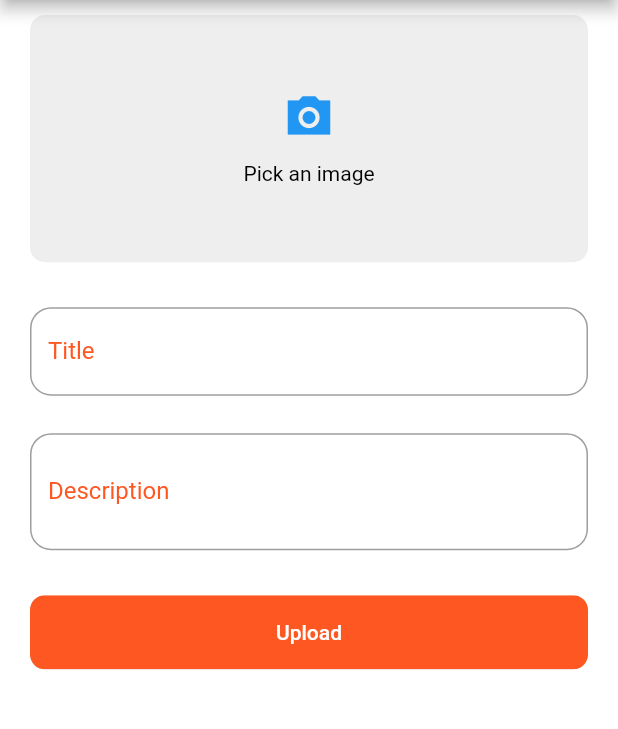
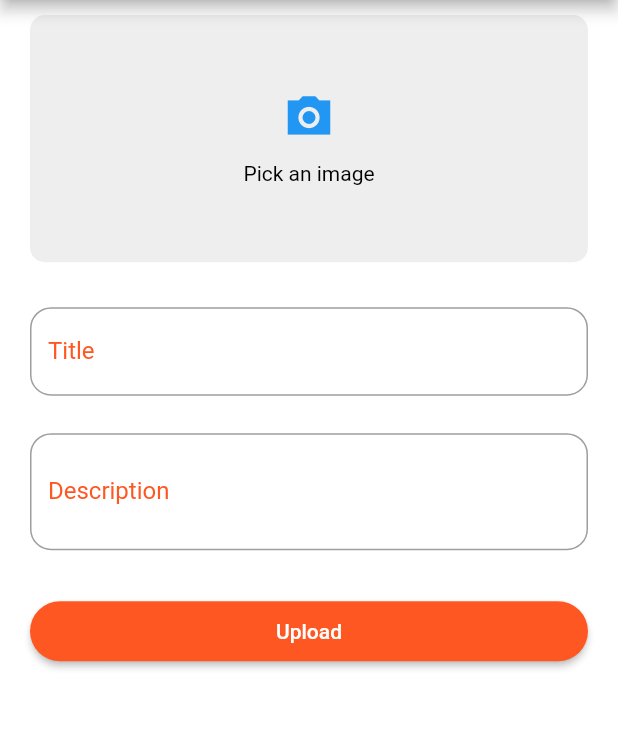
Before and after one commit to HarshAnand19/Blog-Application, a Flutter app: the HomeScreen screen opened directly with empty values, after a tap on the "add" icon, on a phone screen of 412 x 824 dp, the part 84-813 px from its top. Run offline on Flutter 3.47's test engine with Material 2 defaults, Android fonts, the phone set to English and light mode, and no system bars; drawn by our look-alikes of modal_progress_hud_nsn; our stand-ins replace awesome_dialog, firebase_auth, firebase_core, firebase_database, firebase_storage, fluttertoast and 3 more; accounts and stored records are empty.

Commit message:
Dark mode for text fields

```diff
--- a/lib/provider/theme_provider.dart
+++ b/lib/provider/theme_provider.dart
@@ -4,7 +4,7 @@ class MyThemes {
   static final darkTheme = ThemeData(
     scaffoldBackgroundColor: Colors.grey.shade900,
     colorScheme: ColorScheme.dark(),
-    primaryColor: Colors.grey.shade700,
+    primaryColor: Colors.grey.shade800,
    iconTheme: IconThemeData(color: Colors.amber),
       appBarTheme: AppBarTheme(backgroundColor: Colors.transparent),
       floatingActionButtonTheme: FloatingActionButtonThemeData(backgroundColor: Colors.amber)
--- a/lib/screens/add_posts.dart
+++ b/lib/screens/add_posts.dart
@@ -170,13 +170,17 @@ SizedBox(height: 12,),
                       controller: titleController,
                       keyboardType:TextInputType.text,
                       decoration: InputDecoration(
+                        focusedBorder:OutlineInputBorder(
+                            borderRadius: BorderRadius.circular(14.0),
+                            borderSide: BorderSide(color: Theme.of(context).floatingActionButtonTheme.backgroundColor!)
+                        ),
                         labelText: 'Title',
                         hintText:'Enter Post Title',
                         border: OutlineInputBorder(
                           borderRadius: BorderRadius.circular(14),
                         ),
                         hintStyle: TextStyle(color: Colors.grey,fontWeight: FontWeight.normal),
-                        labelStyle: TextStyle(color: Colors.deepOrange,fontWeight: FontWeight.normal),
+                        labelStyle: TextStyle(color: Theme.of(context).floatingActionButtonTheme.backgroundColor!,fontWeight: FontWeight.normal),
                       ),
                     ),
 
@@ -189,13 +193,17 @@ SizedBox(height: 12,),
                       minLines: 2,
                       maxLines: 5,
                       decoration: InputDecoration(
+                        focusedBorder:OutlineInputBorder(
+                            borderRadius: BorderRadius.circular(14.0),
+                            borderSide: BorderSide(color: Theme.of(context).floatingActionButtonTheme.backgroundColor!)
+                        ),
                         labelText: 'Description',
                         hintText:'Enter  your Blog Description',
                         border: OutlineInputBorder(
                           borderRadius: BorderRadius.circular(14),
                         ),
                         hintStyle: TextStyle(color: Colors.grey,fontWeight: FontWeight.normal),
-                        labelStyle: TextStyle(color: Colors.deepOrange,fontWeight: FontWeight.normal),
+                        labelStyle: TextStyle(color: Theme.of(context).floatingActionButtonTheme.backgroundColor!,fontWeight: FontWeight.normal),
                       ),
                     ),
 
@@ -206,8 +214,15 @@ SizedBox(height: 12,),
 
                SizedBox(height: 30,),
 
-               RoundButton(
-                   title: 'Upload', onPress:()async{
+               ElevatedButton(
+
+                 style: ElevatedButton.styleFrom(
+                   shape: StadiumBorder(),
+                     minimumSize: Size.fromHeight(40),
+                   backgroundColor: Theme.of(context).floatingActionButtonTheme.backgroundColor
+                 ),
+                   child: Text('Upload',style: TextStyle(color: Theme.of(context).scaffoldBackgroundColor),),
+                        onPressed: ()async{
                           setState(() {
                             showSpinner=true;
                           });
@@ -267,7 +282,9 @@ SizedBox(height: 12,),
                             toastMessages(e.toString(),false);
                           }
 
-               })
+                        },
+
+               )
 
              ],
             ),
--- a/lib/screens/home_screen.dart
+++ b/lib/screens/home_screen.dart
@@ -78,9 +78,15 @@ class _HomeScreenState extends State<HomeScreen> {
               TextFormField(
                 controller:searchController,
                 decoration: InputDecoration(
-                    border: OutlineInputBorder(),
+                  focusedBorder:OutlineInputBorder(
+                      borderRadius: BorderRadius.circular(35.0),
+                     borderSide: BorderSide(color: Theme.of(context).floatingActionButtonTheme.backgroundColor!)
+                  ),
+                    border: OutlineInputBorder(
+                      borderRadius: BorderRadius.circular(35.0)
+                    ),
                     hintText: 'Search a blog title',
-                    prefixIcon: Icon(Icons.search),
+                    prefixIcon: Icon(Icons.search,color:Theme.of(context).floatingActionButtonTheme.backgroundColor! ,),
                 ),
                 onChanged: (String value){
          setState(() {
```
Lines whose indentation alone changed are shown as unchanged.
